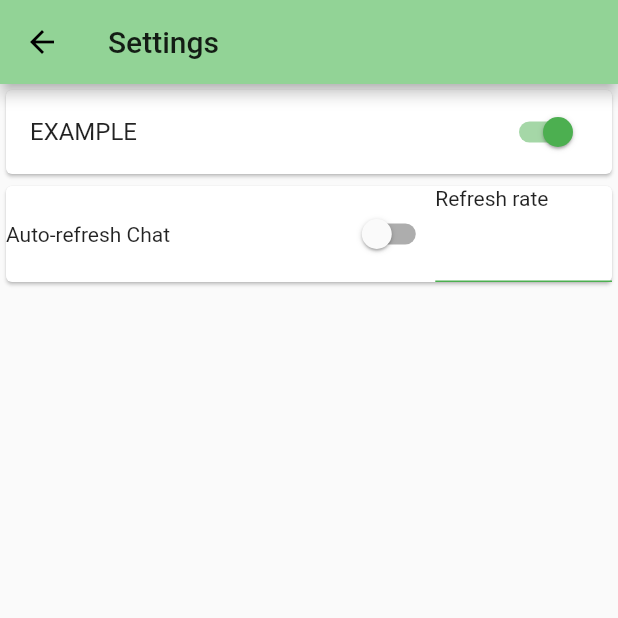
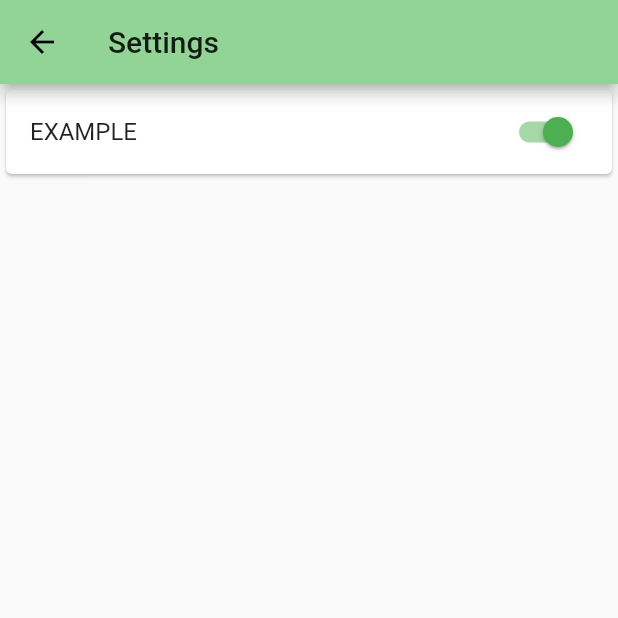
Before and after one commit to underwhelmingToaster/coolUrbanSpaces, a Flutter app: the SettingsView screen opened directly, on a phone screen of 412 x 824 dp, the top half of it. Run offline on Flutter 3.47's test engine with Material 2 defaults, Android fonts, the phone set to English and light mode, and no system bars; our stand-ins replace flutter_chat_types, flutter_chat_ui, flutter_map, flutter_svg, latlong2; missing offline and left inert: crypt, flutter_map_marker_cluster.

Commit message:
change from async refresh task to websocket implementation

```diff
--- a/lib/controller/settings_controller.dart
+++ b/lib/controller/settings_controller.dart
@@ -2,13 +2,8 @@ import 'package:flutter/cupertino.dart';
 
 class SettingsController extends ChangeNotifier{
 
-  bool stopAsyncTask = false;
-  bool restartAsyncTask = false;
-
   String _browsingSort = "Name";
   bool _exampleSwitch = true;
-  bool _automaticChatRefresh = false;
-  int _chatRefreshRate = 20;
 
 
   bool get exampleSwitch => _exampleSwitch;
@@ -25,25 +20,5 @@ class SettingsController extends ChangeNotifier{
     notifyListeners();
   }
 
-  bool get automaticRefresh => _automaticChatRefresh;
-
-  set automaticRefresh(bool value) {
-    _automaticChatRefresh = value;
-    if(value){
-      restartAsyncTask = true;
-    }else{
-      stopAsyncTask = true;
-    }
-    notifyListeners();
-  }
-
-  int get chatRefreshRate => _chatRefreshRate;
-
-  set chatRefreshRate(int value) {
-    _chatRefreshRate = value;
-    restartAsyncTask = true;
-    notifyListeners();
-  }
-
 
 }
--- a/lib/model/message.dart
+++ b/lib/model/message.dart
@@ -1,11 +1,11 @@
-import 'package:cool_urban_spaces/model/user.dart';
+import 'package:flutter_chat_types/flutter_chat_types.dart' as types;
 
 class MessageModel{
-  String? uuid;
+  String uuid;
   late String authorName;
   late String text;
 
-  MessageModel(this.authorName, this.text, [this.uuid]);
+  MessageModel(this.authorName, this.text, this.uuid);
 
 
   MessageModel.fromJson(Map<String, dynamic> json):
@@ -18,4 +18,8 @@ class MessageModel{
     'text' : text,
     'authorName' : authorName,
   };
+
+  types.TextMessage toMessage() {
+    return types.TextMessage(id: this.uuid, author: types.User(id: authorName), text: this.text);
+  }
 }
--- a/lib/view/settings_view.dart
+++ b/lib/view/settings_view.dart
@@ -24,35 +24,6 @@ class SettingsView extends StatelessWidget{
               ),
             ),
           ),
-          Card(
-            child: Row(
-              children: [
-                Text("Auto-refresh Chat"),
-                Spacer(),
-                Container(
-                  child: Switch(
-                      value: settingsController.automaticRefresh,
-                      onChanged: (newValue) {
-                        settingsController.automaticRefresh = newValue;
-                      }),
-                ),
-                Expanded(
-                    child: Column(
-                        crossAxisAlignment: CrossAxisAlignment.start,
-                        children: [
-                          Text("Refresh rate"),
-                          TextField(
-                            keyboardType: TextInputType.number,
-                            onChanged: (value) {
-                              settingsController.chatRefreshRate = int.parse(value);
-                            },
-                          ),
-                        ]
-                    )
-                ),
-              ],
-            ),
-          ),
         ],
       ),
     ));
--- a/pubspec.yaml
+++ b/pubspec.yaml
@@ -36,6 +36,7 @@ dependencies:
   crypt: ^4.0.1
   flutter_chat_ui: ^1.4.1
   uuid: 3.0.4
+  web_socket_channel: ^2.1.0
 
 
 dev_dependencies:
```
Also changed, not shown: lib/controller/chat_controller.dart (+14 -1 lines), lib/main.dart (+0 -25 lines), pubspec.lock.
